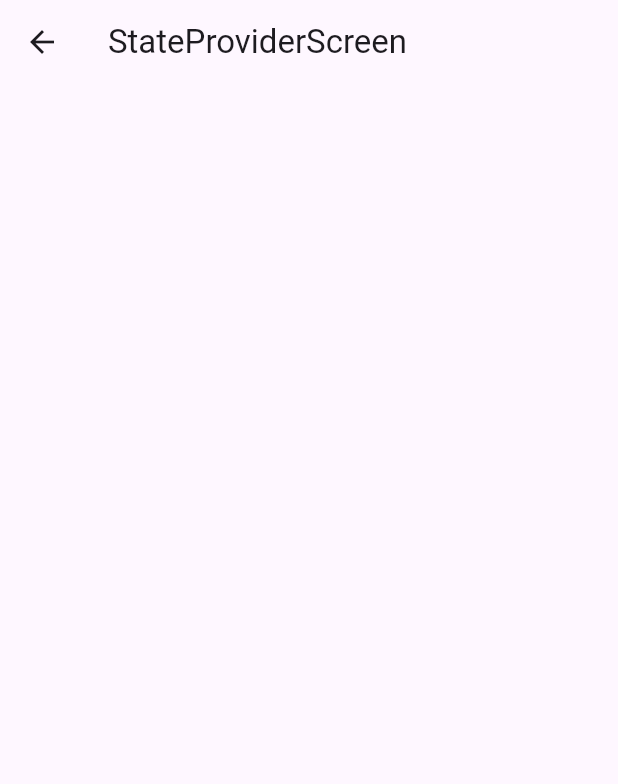
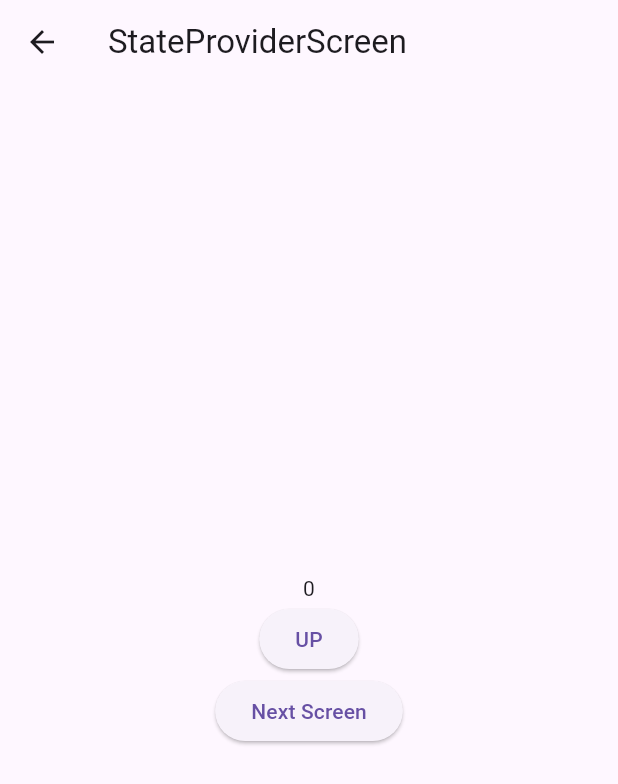
Before and after one commit to Myoungmin/flutter_riverpod_fundamentals, a Flutter app: the DefaultLayout screen opened directly, after a tap on "StateProviderScreen", on a phone screen of 412 x 824 dp. Shown: the top 784 px of the screen. Run offline on Flutter 3.47's test engine with Material 3 defaults, Android fonts, the light colour scheme and no system bars; our stand-ins replace flutter_riverpod.

Commit message:
StateProvider 실습

```diff
--- /dev/null
+++ b/lib/riverpod/state_provider.dart
@@ -0,0 +1,5 @@
+import 'package:flutter_riverpod/flutter_riverpod.dart';
+
+final numberProvider = StateProvider<int>((ref) {
+  return 0;
+});
--- a/lib/screen/state_provider_screen.dart
+++ b/lib/screen/state_provider_screen.dart
@@ -1,16 +1,74 @@
 import 'package:flutter/material.dart';
+import 'package:flutter_riverpod/flutter_riverpod.dart';
 import 'package:flutter_riverpod_fundamentals/layout/default_layout.dart';
+import 'package:flutter_riverpod_fundamentals/riverpod/state_provider.dart';
 
-class StateProviderScreen extends StatelessWidget {
+class StateProviderScreen extends ConsumerWidget {
   const StateProviderScreen({super.key});
 
   @override
-  Widget build(BuildContext context) {
-    return const DefaultLayout(
+  Widget build(BuildContext context, WidgetRef ref) {
+    final provider = ref.watch(numberProvider);
+
+    return DefaultLayout(
       title: 'StateProviderScreen',
-      body: Column(
-        children: [],
+      body: SizedBox(
+        width: MediaQuery.of(context).size.width,
+        child: Column(
+          mainAxisAlignment: MainAxisAlignment.center,
+          children: [
+            Text(
+              provider.toString(),
+            ),
+            ElevatedButton(
+              onPressed: () {
+                ref.read(numberProvider.notifier).state++;
+              },
+              child: const Text('UP'),
+            ),
+            ElevatedButton(
+              onPressed: () {
+                Navigator.of(context).push(
+                  MaterialPageRoute(
+                    builder: (_) => const _NextScreen(),
+                  ),
+                );
+              },
+              child: const Text('Next Screen'),
+            ),
+          ],
+        ),
       ),
     );
   }
 }
+
+class _NextScreen extends ConsumerWidget {
+  const _NextScreen({super.key});
+
+  @override
+  Widget build(BuildContext context, WidgetRef ref) {
+    final provider = ref.watch(numberProvider);
+
+    return DefaultLayout(
+      title: 'StateProviderScreen',
+      body: SizedBox(
+        width: MediaQuery.of(context).size.width,
+        child: Column(
+          mainAxisAlignment: MainAxisAlignment.center,
+          children: [
+            Text(
+              provider.toString(),
+            ),
+            ElevatedButton(
+              onPressed: () {
+                ref.read(numberProvider.notifier).state++;
+              },
+              child: const Text('UP'),
+            ),
+          ],
+        ),
+      ),
+    );
+  }
+}
```
Also changed, not shown: lib/main.dart (+5 -2 lines).
